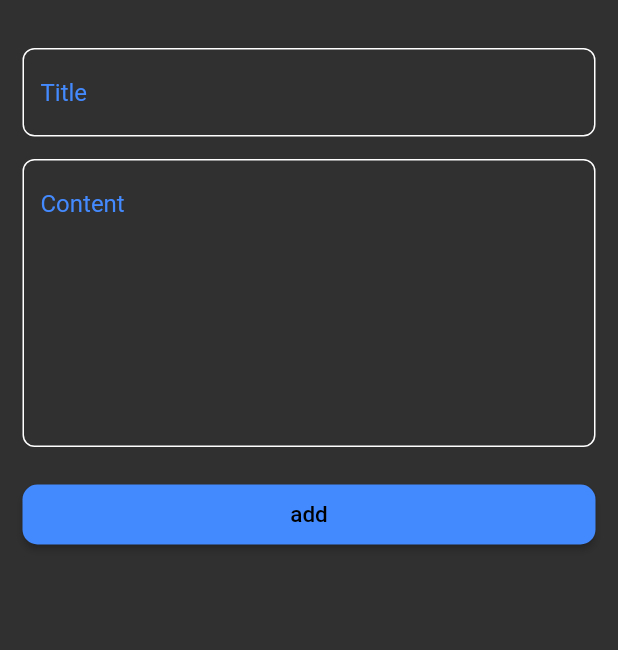
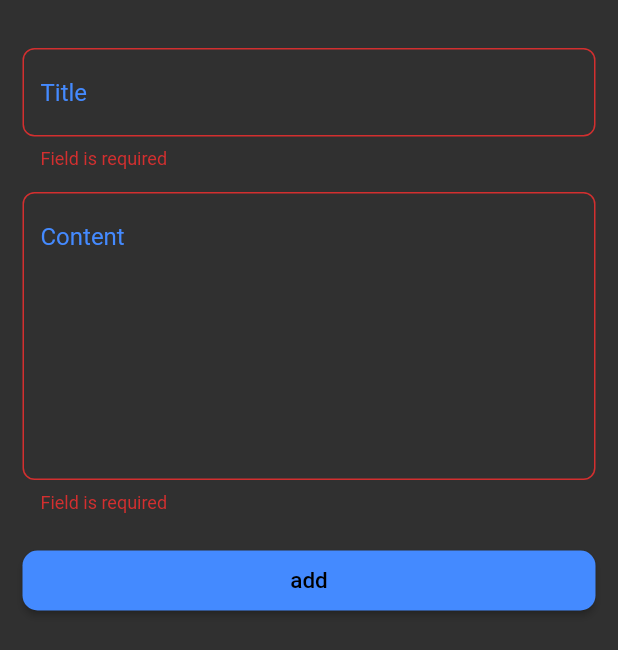
Before and after one commit to AhmedBardesy/notes_app, a Flutter app: what add_note_body() shows on an empty page, opened directly, after a tap on "add", on a phone screen of 412 x 824 dp. Shown: the top 650 px of the screen. Run offline on Flutter 3.47's test engine with Material 2 defaults, Android fonts, the phone set to English and light mode, and no system bars; drawn by our look-alikes of modal_progress_hud_nsn; our stand-ins replace bloc, flutter_bloc, hive, hive_flutter; accounts and stored records are empty.

Commit message:
add bloc consumer to add note body and modelprogresshud

```diff
--- a/lib/main.dart
+++ b/lib/main.dart
@@ -1,3 +1,4 @@
+import 'package:app11_nots/models/note_model.dart';
 import 'package:flutter/material.dart';
 import 'package:hive_flutter/adapters.dart';
 
@@ -7,6 +8,7 @@ import 'views/homeView.dart';
 void main() async{
   await Hive.initFlutter();
   await Hive.openBox(kNotesBox);
+  Hive.registerAdapter(NoteModelAdapter());
   runApp(const MyApp());
 }
 
--- a/lib/views/add_note_body.dart
+++ b/lib/views/add_note_body.dart
@@ -1,44 +1,115 @@
+import 'package:app11_nots/cubits/cubit/add_note_cubit_cubit.dart';
 import 'package:flutter/material.dart';
+import 'package:flutter_bloc/flutter_bloc.dart';
+import 'package:modal_progress_hud_nsn/modal_progress_hud_nsn.dart';
 
 Container add_note_body() {
   return Container(
     child: Padding(
-      padding: const EdgeInsets.symmetric(horizontal: 15),
+      padding: EdgeInsets.symmetric(horizontal: 15),
       child: SingleChildScrollView(
-        child: Column(
-          children: [
-            const SizedBox(
-              height: 32,
-            ),
-            input_tet_field(hint: 'Title', ),
-            const SizedBox(
-              height: 15,
-            ),
-            input_tet_field(hint: 'Content', maxlins: 8),
-            const SizedBox(
-              height: 25,
-            ),
-            const custom_button(),
-             const SizedBox(
-              height: 35,
-            ),
-          ],
+        child: BlocConsumer<AddNoteCubitCubit, AddNoteCubitState>(
+          listener: (context, state) {
+            if (state is AddNoteCubitFailer) {
+              print('Failed ${state.errorMessage}');
+            } else if (state is AddNoteCubitSuccess) {
+              Navigator.pop(context);
+            }
+          },
+          builder: (context, state) {
+            return ModalProgressHUD(
+                inAsyncCall: state is AddNoteCubitLoading ? true : false,
+                child: addnoteForm());
+          },
         ),
       ),
     ),
   );
 }
 
-TextField input_tet_field({required String hint,  int maxlins = 1}) {
+class addnoteForm extends StatefulWidget {
+  const addnoteForm({
+    super.key,
+  });
 
-  OutlineInputBorder border([color]) {
-    return OutlineInputBorder(
-        borderRadius: BorderRadius.circular(8),
-        borderSide: BorderSide(color: color ?? Colors.white));
+  @override
+  State<addnoteForm> createState() => _NewWidgetState();
 }
 
-  return TextField(
+class _NewWidgetState extends State<addnoteForm> {
+  final GlobalKey<FormState> formkey = GlobalKey();
+  AutovalidateMode autovalidateMode = AutovalidateMode.disabled;
+
+  String? title, subtitle;
+  @override
+  Widget build(BuildContext context) {
+    return Form(
+      key: formkey,
+      autovalidateMode: autovalidateMode,
+      child: Column(
+        children: [
+          const SizedBox(
+            height: 32,
+          ),
+          input_tet_field(
+            maxlins: 1,
+            hint: 'Title',
+            onsaved: (value) {
+              title = value;
+            },
+          ),
+          const SizedBox(
+            height: 15,
+          ),
+          input_tet_field(
+            hint: 'Content',
+            maxlins: 8,
+            onsaved: (value) {
+              subtitle = value;
+            },
+          ),
+          const SizedBox(
+            height: 25,
+          ),
+          custom_button(
+            pressed: () {
+              if (formkey.currentState!.validate()) {
+                formkey.currentState!.save();
+              } else {
+                autovalidateMode = AutovalidateMode.always;
+              }
+            },
+          ),
+          const SizedBox(
+            height: 35,
+          ),
+        ],
+      ),
+    );
+  }
+}
+
+class input_tet_field extends StatelessWidget {
+  input_tet_field({
+    @required this.maxlins,
+    @required this.onsaved,
+    @required this.hint,
+  });
+  final int? maxlins;
+  final Function(String?)? onsaved;
+  final String? hint;
+  @override
+  Widget build(BuildContext context) {
+    return TextFormField(
       maxLines: maxlins,
+      onSaved: onsaved,
+      validator: (value) {
+        if (value?.isEmpty ?? true) {
+          return 'Field is required';
+        } else {
+          return null;
+        }
+      },
       decoration: InputDecoration(
           hintText: hint,
           hintStyle: const TextStyle(color: Colors.blueAccent),
@@ -47,23 +118,28 @@ TextField input_tet_field({required String hint,  int maxlins = 1}) {
           focusedBorder: border(Colors.blueAccent)),
     );
   }
+}
+
+OutlineInputBorder border([color]) {
+  return OutlineInputBorder(
+      borderRadius: BorderRadius.circular(8),
+      borderSide: BorderSide(color: color ?? Colors.white));
+}
 
 class custom_button extends StatelessWidget {
   const custom_button({
     super.key,
+    this.pressed,
   });
-
+  final void Function()? pressed;
   @override
   Widget build(BuildContext context) {
     return Container(
       width: MediaQuery.of(context).size.width,
       height: 40,
-      decoration: const BoxDecoration(
-          //  color: Colors.red,
-          // borderRadius: BorderRadius.circular(40),
-          ),
+      decoration: const BoxDecoration(),
       child: ElevatedButton(
-        onPressed: () {},
+        onPressed: pressed,
         style: ElevatedButton.styleFrom(
           backgroundColor: Colors.blueAccent,
           shape: RoundedRectangleBorder(
```
Also changed, not shown: lib/cubits/cubit/add_note_cubit_cubit.dart (added, +23 -0 lines), lib/cubits/cubit/add_note_cubit_state.dart (added, +14 -0 lines), pubspec.yaml (+10 -16 lines), pubspec.lock, 5 other files. Lines whose indentation alone changed are shown as unchanged.
